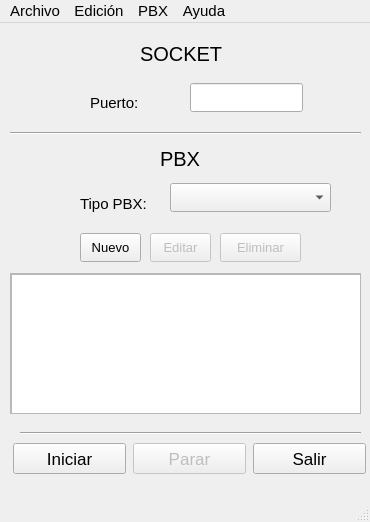
Qt form Desktop/GUIDesktop.ui (vialrogo/pbx-viewer) before a commit.
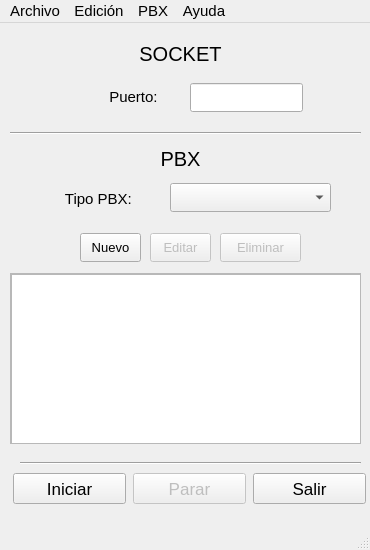
The same form after that commit.

What changed in the file:
```diff
--- a/Desktop/GUIDesktop.ui
+++ b/Desktop/GUIDesktop.ui
@@ -7,19 +7,19 @@
     <x>0</x>
     <y>0</y>
     <width>370</width>
-    <height>522</height>
+    <height>550</height>
    </rect>
   </property>
   <property name="minimumSize">
    <size>
     <width>370</width>
-    <height>522</height>
+    <height>550</height>
    </size>
   </property>
   <property name="maximumSize">
    <size>
     <width>370</width>
-    <height>522</height>
+    <height>550</height>
    </size>
   </property>
   <property name="font">
@@ -37,9 +37,9 @@
    <widget class="QLabel" name="label_Socket">
     <property name="geometry">
      <rect>
-      <x>140</x>
+      <x>120</x>
       <y>20</y>
-      <width>101</width>
+      <width>121</width>
       <height>21</height>
      </rect>
     </property>
@@ -51,13 +51,16 @@
     <property name="text">
      <string>SOCKET</string>
     </property>
+    <property name="alignment">
+     <set>Qt::AlignCenter</set>
+    </property>
    </widget>
    <widget class="QLabel" name="label_PBX">
     <property name="geometry">
      <rect>
-      <x>160</x>
+      <x>140</x>
       <y>120</y>
-      <width>51</width>
+      <width>81</width>
       <height>31</height>
      </rect>
     </property>
@@ -69,6 +72,9 @@
     <property name="text">
      <string>PBX</string>
     </property>
+    <property name="alignment">
+     <set>Qt::AlignCenter</set>
+    </property>
    </widget>
    <widget class="Line" name="linea_arriba">
     <property name="geometry">
@@ -87,14 +93,17 @@
     <property name="geometry">
      <rect>
       <x>90</x>
-      <y>70</y>
-      <width>77</width>
-      <height>19</height>
+      <y>58</y>
+      <width>91</width>
+      <height>31</height>
      </rect>
     </property>
     <property name="text">
      <string>Puerto: </string>
     </property>
+    <property name="alignment">
+     <set>Qt::AlignCenter</set>
+    </property>
    </widget>
    <widget class="QLineEdit" name="lineEdit_puerto">
     <property name="geometry">
@@ -109,15 +118,18 @@
    <widget class="QLabel" name="label_tipoPBX">
     <property name="geometry">
      <rect>
-      <x>80</x>
-      <y>170</y>
-      <width>91</width>
-      <height>21</height>
+      <x>40</x>
+      <y>160</y>
+      <width>121</width>
+      <height>31</height>
      </rect>
     </property>
     <property name="text">
      <string>Tipo PBX: </string>
     </property>
+    <property name="alignment">
+     <set>Qt::AlignCenter</set>
+    </property>
    </widget>
    <widget class="QComboBox" name="comboB_pbxs">
     <property name="geometry">
@@ -133,7 +145,7 @@
     <property name="geometry">
      <rect>
       <x>13</x>
-      <y>420</y>
+      <y>450</y>
       <width>113</width>
       <height>31</height>
      </rect>
@@ -154,7 +166,7 @@
     <property name="geometry">
      <rect>
       <x>133</x>
-      <y>420</y>
+      <y>450</y>
       <width>113</width>
       <height>31</height>
      </rect>
@@ -172,7 +184,7 @@
     <property name="geometry">
      <rect>
       <x>253</x>
-      <y>420</y>
+      <y>450</y>
       <width>113</width>
       <height>31</height>
      </rect>
@@ -190,7 +202,7 @@
     <property name="geometry">
      <rect>
       <x>20</x>
-      <y>400</y>
+      <y>430</y>
       <width>341</width>
       <height>20</height>
      </rect>
@@ -265,7 +277,7 @@
       <x>10</x>
       <y>250</y>
       <width>351</width>
-      <height>141</height>
+      <height>171</height>
      </rect>
     </property>
     <property name="widgetResizable">
@@ -277,7 +289,7 @@
        <x>0</x>
        <y>0</y>
        <width>349</width>
-       <height>139</height>
+       <height>169</height>
       </rect>
      </property>
      <widget class="QPlainTextEdit" name="texarea">
@@ -289,9 +301,14 @@
         <x>0</x>
         <y>0</y>
         <width>351</width>
-        <height>141</height>
+        <height>171</height>
        </rect>
       </property>
+      <property name="font">
+       <font>
+        <pointsize>9</pointsize>
+       </font>
+      </property>
       <property name="readOnly">
        <bool>true</bool>
       </property>
```
Left out of the diff: 2 changed lines with no effect on the pictures.
